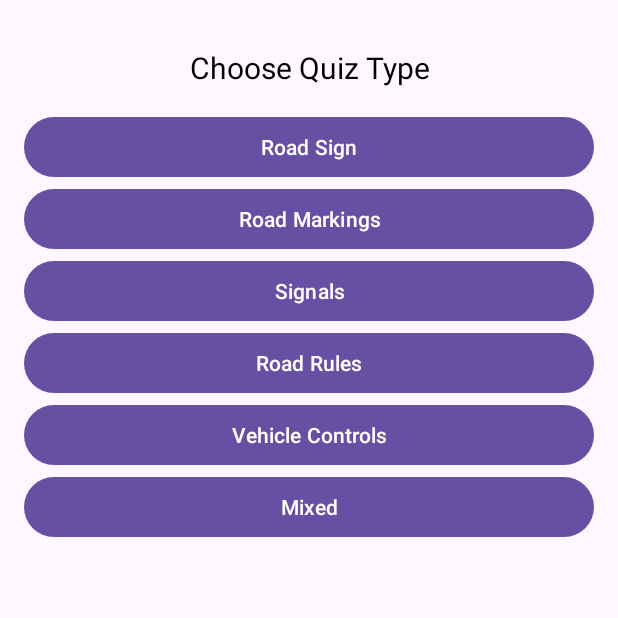
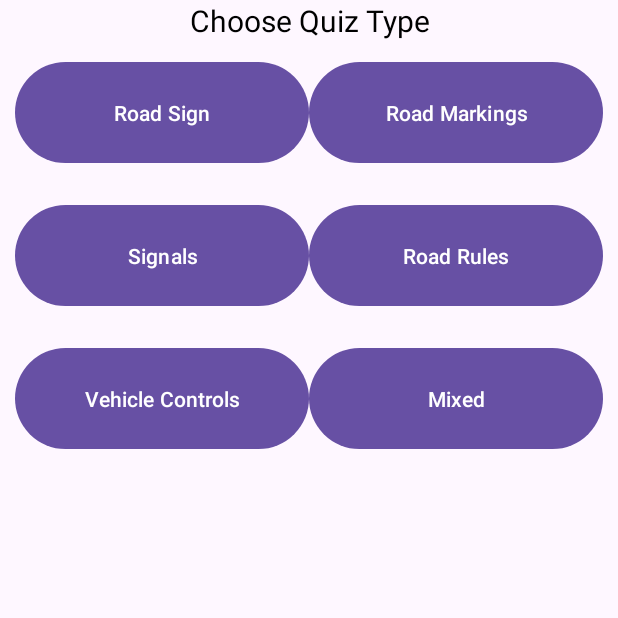
Before and after one commit to IamCosima/TrafficQuiz, an Android app: the quizselector screen opened through its navigation route, on a phone screen of 412 x 824 dp, the top half of it. Run offline under Robolectric (Android 15) with nearby library versions, the phone set to English and light mode, and no system bars; our stand-ins replace data binding.

Commit message:
Added Grid Lauout with linear layouts

```diff
--- a/app/src/main/res/layout/fragment_quizselector.xml
+++ b/app/src/main/res/layout/fragment_quizselector.xml
@@ -1,61 +1,88 @@
 <?xml version="1.0" encoding="utf-8"?>
-<layout xmlns:tools="http://schemas.android.com/tools"
+<layout xmlns:app="http://schemas.android.com/apk/res-auto"
+    xmlns:tools="http://schemas.android.com/tools"
     xmlns:android="http://schemas.android.com/apk/res/android">
 
     <LinearLayout
         android:layout_width="match_parent"
-        android:layout_height="wrap_content"
-        android:gravity="center"
-        android:orientation="vertical"
-        android:padding="16dp"
-        tools:context=".QuizQuestionsActivity">
+        android:layout_height="match_parent"
+        android:orientation="vertical">
 
         <TextView
             android:id="@+id/text_view_question"
             android:layout_width="match_parent"
             android:layout_height="wrap_content"
-            android:layout_margin="15dp"
-            android:gravity="center"
+            android:gravity="center|top"
             android:text="Choose Quiz Type"
             android:textColor="@color/black"
             android:textSize="20sp" />
 
+        <LinearLayout
+            android:layout_width="match_parent"
+            android:layout_height="wrap_content"
+            android:orientation="horizontal"
+            android:padding="10dp">
+
             <Button
                 android:id="@+id/btn_road_sign"
-            android:layout_width="match_parent"
-            android:layout_height="wrap_content"
+                android:layout_width="125dp"
+                android:layout_height="75dp"
+                android:layout_weight="1"
                 android:text="Road Sign" />
 
             <Button
                 android:id="@+id/btn_road_markings"
+                android:layout_width="125dp"
+                android:layout_height="75dp"
+                android:layout_weight="1"
+                android:text="Road Markings" />
+        </LinearLayout>
+
+        <LinearLayout
             android:layout_width="match_parent"
             android:layout_height="wrap_content"
-            android:text="Road Markings" />
+            android:orientation="horizontal"
+            android:padding="10dp">
 
             <Button
                 android:id="@+id/btn_signals"
-            android:layout_width="match_parent"
-            android:layout_height="wrap_content"
+                android:layout_width="125dp"
+                android:layout_height="75dp"
+                android:layout_weight="1"
                 android:text="Signals" />
 
             <Button
                 android:id="@+id/btn_road_rules"
+                android:layout_width="125dp"
+                android:layout_height="75dp"
+                android:layout_weight="1"
+                android:text="Road Rules" />
+
+        </LinearLayout>
+
+        <LinearLayout
             android:layout_width="match_parent"
-            android:layout_height="wrap_content"
-            android:text="Road Rules" />
+            android:layout_height="94dp"
+            android:orientation="horizontal"
+            android:padding="10dp">
 
             <Button
                 android:id="@+id/btn_vechicle_controls"
-            android:layout_width="match_parent"
-            android:layout_height="wrap_content"
+                android:layout_width="125dp"
+                android:layout_height="75dp"
+                android:layout_weight="1"
                 android:text="Vehicle Controls" />
 
             <Button
                 android:id="@+id/btn_mixed"
-            android:layout_width="match_parent"
-            android:layout_height="wrap_content"
+                android:layout_width="125dp"
+                android:layout_height="75dp"
+                android:layout_weight="1"
                 android:text="Mixed" />
 
 
         </LinearLayout>
+
+    </LinearLayout>
+
 </layout>
--- a/gradle/libs.versions.toml
+++ b/gradle/libs.versions.toml
@@ -20,6 +20,7 @@ material = { group = "com.google.android.material", name = "material", version.r
 androidx-activity = { group = "androidx.activity", name = "activity", version.ref = "activity" }
 androidx-constraintlayout = { group = "androidx.constraintlayout", name = "constraintlayout", version.ref = "constraintlayout" }
 
+
 [plugins]
 android-application = { id = "com.android.application", version.ref = "agp" }
 jetbrains-kotlin-android = { id = "org.jetbrains.kotlin.android", version.ref = "kotlin" }
```
Lines whose indentation alone changed are shown as unchanged.
